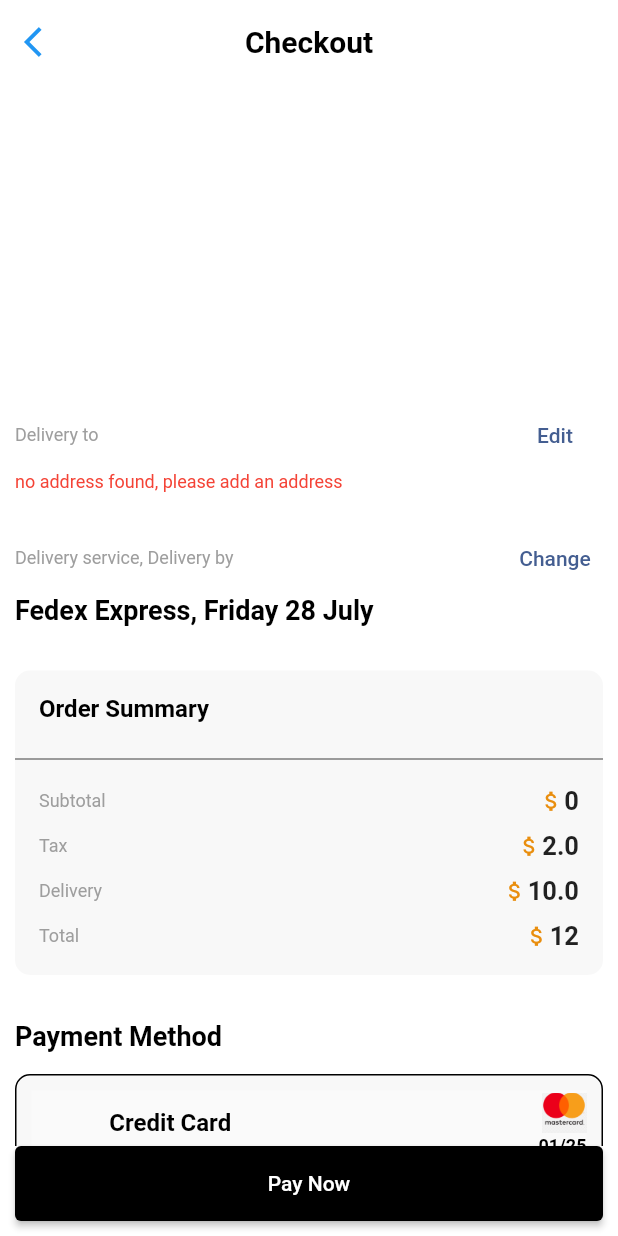
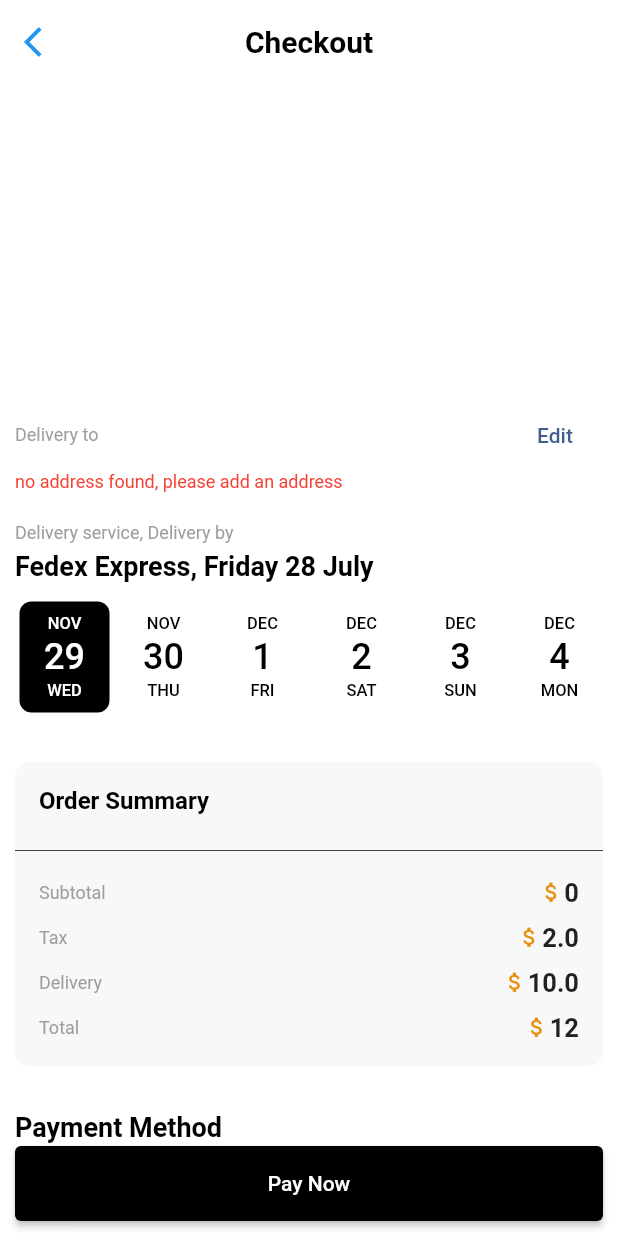
Before and after one commit to joyal670/native_splash, a Flutter app: the OrderSummary screen opened directly, on a phone screen of 412 x 824 dp. Run offline on Flutter 3.47's test engine with Material 3 defaults, Android fonts, the light colour scheme and no system bars; drawn by our look-alikes of date_picker_timeline; our stand-ins replace carousel_slider, dartz, dio, dropdown_textfield, flutter_bloc, flutter_rating_bar and 3 more; missing offline and left inert: animated_widgets, easy_image_viewer; accounts and stored records are empty; generated files the repository leaves out were written again.

Commit message:
lib changes

```diff
--- a/lib/presentation/order/order_summary.dart
+++ b/lib/presentation/order/order_summary.dart
@@ -7,6 +7,7 @@ import 'package:alot/presentation/utils/colors.dart';
 import 'package:alot/presentation/utils/dims.dart';
 import 'package:flutter/material.dart';
 import 'package:intl/intl.dart';
+import 'package:date_picker_timeline/date_picker_timeline.dart';
 
 class OrderSummary extends StatefulWidget {
   const OrderSummary({super.key});
@@ -128,28 +129,29 @@ class _OrderSummaryState extends State<OrderSummary> {
                       'Delivery service, Delivery by',
                       style: TextStyle(fontSize: 12, color: colorGrey),
                     ),
-                    TextButton(
-                        onPressed: () async {
-                          final picked = await showDatePicker(
-                              context: context,
-                              firstDate: DateTime.now(),
-                              currentDate: DateTime.now(),
-                              initialDate: DateTime.now(),
-                              lastDate:
-                                  DateTime.now().add(Duration(days: 365)));
+                    // TextButton(
+                    //     onPressed: () async {
+                    //       // final picked = await showDatePicker(
+                    //       //     context: context,
+                    //       //     firstDate: DateTime.now(),
+                    //       //     currentDate: DateTime.now(),
+                    //       //     initialDate: DateTime.now(),
+                    //       //     lastDate:
+                    //       //         DateTime.now().add(Duration(days: 365)));
 
-                          if (picked != null && picked != selectedDate) {
-                            setState(() {
-                              selectedDate = picked;
-                            });
-                          }
+                    //       // if (picked != null && picked != selectedDate) {
+                    //       //   setState(() {
+                    //       //     selectedDate = picked;
+                    //       //   });
+                    //       // }
 
-                          // print(
-                          //     'Fedex Express, ${DateFormat('yyyy-MM-dd').format(selectedDate!)}');
-                        },
-                        child: Text('Change')),
+                    //       // print(
+                    //       //     'Fedex Express, ${DateFormat('yyyy-MM-dd').format(selectedDate!)}');
+                    //     },
+                    //     child: Text('Change')),
                   ],
                 ),
+                height5,
                 selectedDate == null
                     ? Text(
                         'Fedex Express, Friday 28 July',
@@ -167,6 +169,24 @@ class _OrderSummaryState extends State<OrderSummary> {
                           fontWeight: FontWeight.bold,
                         ),
                       ),
+                height10,
+                DatePicker(
+                  DateTime.now(),
+                  initialSelectedDate: DateTime.now(),
+                  selectionColor: Colors.black,
+                  selectedTextColor: Colors.white,
+                  inactiveDates: [
+                    DateTime.now().add(Duration(days: 2)),
+                    DateTime.now().add(Duration(days: 3))
+                  ],
+                  deactivatedColor: colorGrey,
+                  onDateChange: (date) {
+                    // New date selected
+                    setState(() {
+                      selectedDate = date;
+                    });
+                  },
+                ),
                 height30,
                 Summary(),
                 height30,
--- a/pubspec.yaml
+++ b/pubspec.yaml
@@ -53,6 +53,7 @@ dependencies:
   shimmer: ^3.0.0
   easy_image_viewer: ^1.2.1
   dropdown_textfield: ^1.0.8
+  date_picker_timeline: ^1.2.5
 
 
 dev_dependencies:
```
Also changed, not shown: pubspec.lock.
